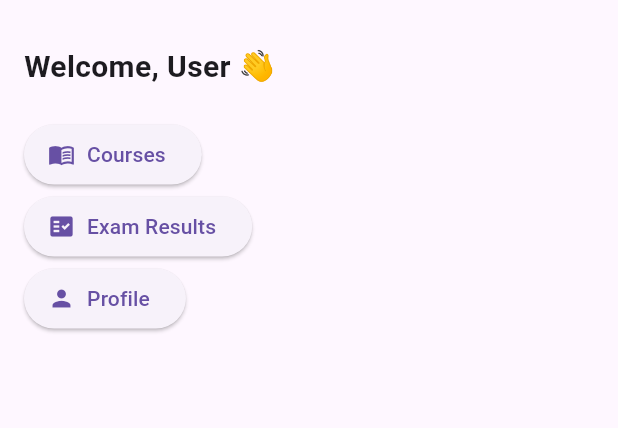
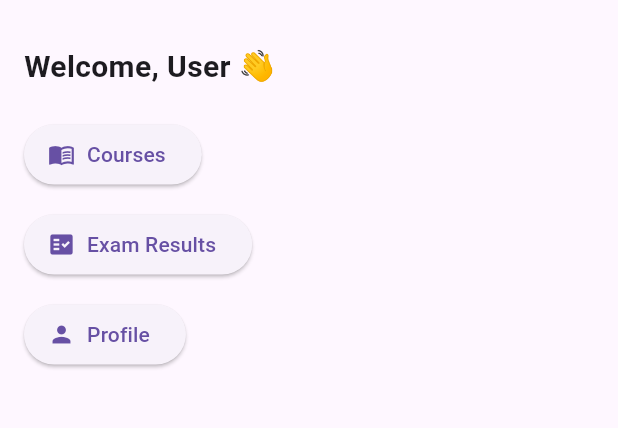
Before and after one commit to CodeCrafter123-bot/Teaching-App, a Flutter app: the HomePage screen opened by its route, on a phone screen of 412 x 824 dp, the part 63-491 px from its top. Run offline on Flutter 3.47's test engine with Material 3 defaults, Android fonts, the phone set to English and light mode, and no system bars; our stand-ins replace sqflite; accounts and stored records are empty.

Commit message:
welcoming message

```diff
--- a/lib/pages/courses_page.dart
+++ b/lib/pages/courses_page.dart
@@ -24,14 +24,14 @@ class CoursesPage extends StatelessWidget {
           final c = courses[i];
           return Card(
             child: ListTile(
+              leading: const Icon(Icons.menu_book_outlined),
               title: Text(c.$1),
               subtitle: Text(c.$2),
-              leading: const Icon(Icons.menu_book_outlined),
               trailing: const Icon(Icons.chevron_right),
               onTap: () => Navigator.pushNamed(
                 context,
                 AppRoutes.examPlayer,
-                arguments: c.$1, // 👈 send course name
+                arguments: c.$1,
               ),
             ),
           );
--- a/lib/pages/home_page.dart
+++ b/lib/pages/home_page.dart
@@ -8,8 +8,6 @@ class HomePage extends StatelessWidget {
 
   @override
   Widget build(BuildContext context) {
-    final email = AuthService().getUserEmail() ?? "User";
-
     return Scaffold(
       appBar: AppBar(
         title: const Text("EduBot Dashboard"),
@@ -17,7 +15,7 @@ class HomePage extends StatelessWidget {
           IconButton(
             icon: const Icon(Icons.logout),
             onPressed: () {
-              AuthService().logout();
+              authService.logout();
               Navigator.pushReplacementNamed(context, AppRoutes.login);
             },
           ),
@@ -28,40 +26,39 @@ class HomePage extends StatelessWidget {
         child: Column(
           crossAxisAlignment: CrossAxisAlignment.start,
           children: [
-            Text("Welcome, $email 👋",
-                style:
-                    const TextStyle(fontSize: 20, fontWeight: FontWeight.bold)),
+            Builder(
+              builder: (context) {
+                final user = authService.currentUser;
+                final username = user?['name'] ?? "User";
+                return Text(
+                  "Welcome, $username 👋",
+                  style: const TextStyle(fontSize: 20, fontWeight: FontWeight.bold),
+                );
+              },
+            ),
             const SizedBox(height: 20),
-
-            // Courses button
             ElevatedButton.icon(
               icon: const Icon(Icons.menu_book),
               label: const Text("Courses"),
-              onPressed: () =>
-                  Navigator.pushNamed(context, AppRoutes.courses),
+              onPressed: () => Navigator.pushNamed(context, AppRoutes.courses),
             ),
-
-            // Exam Results button
+            const SizedBox(height: 12),
             ElevatedButton.icon(
               icon: const Icon(Icons.fact_check),
               label: const Text("Exam Results"),
-              onPressed: () =>
-                  Navigator.pushNamed(context, AppRoutes.examResult),
+              onPressed: () => Navigator.pushNamed(context, AppRoutes.examResult),
             ),
-
-            // Progress button
+            const SizedBox(height: 12),
             ElevatedButton.icon(
               icon: const Icon(Icons.person),
               label: const Text("Profile"),
               onPressed: () {
                 Navigator.push(
                   context,
-      MaterialPageRoute(builder: (context) => const ProfilePage()),
+                  MaterialPageRoute(builder: (_) => const ProfilePage()),
                 );
               },
             ),
-
-
           ],
         ),
       ),
```
Also changed, not shown: lib/pages/login_page.dart (+31 -14 lines), lib/pages/profile_page.dart (+38 -55 lines), lib/services/auth_services.dart (+3 -4 lines), lib/services/database_helper.dart (+1 -7 lines). Lines whose indentation alone changed are shown as unchanged.
